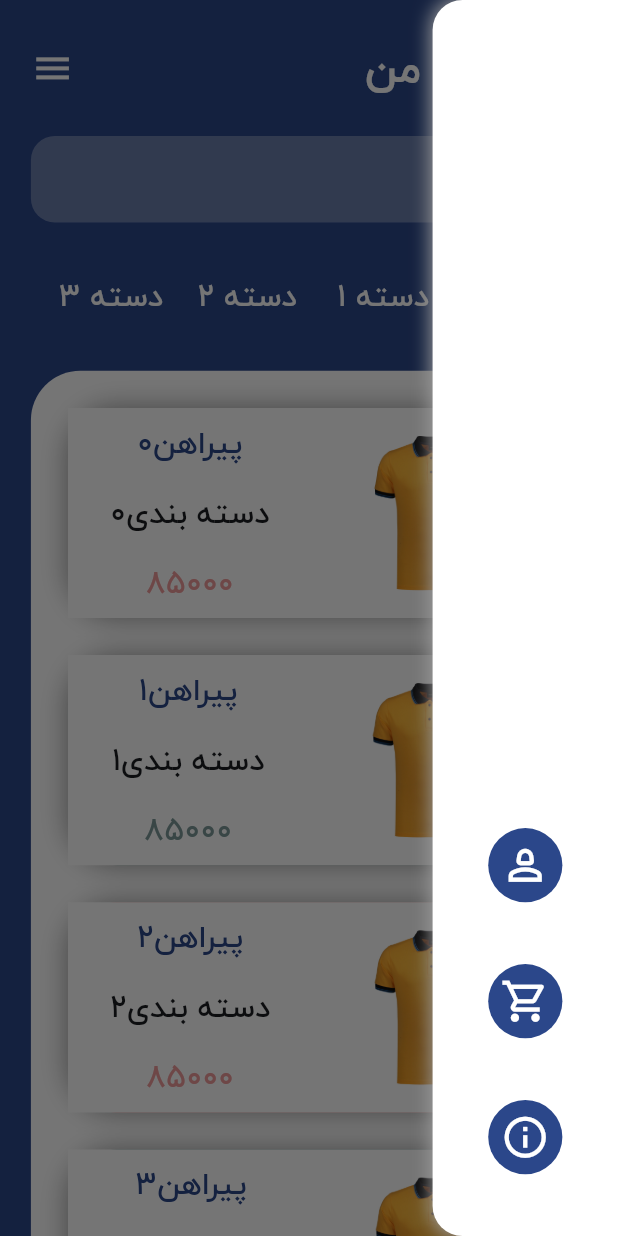
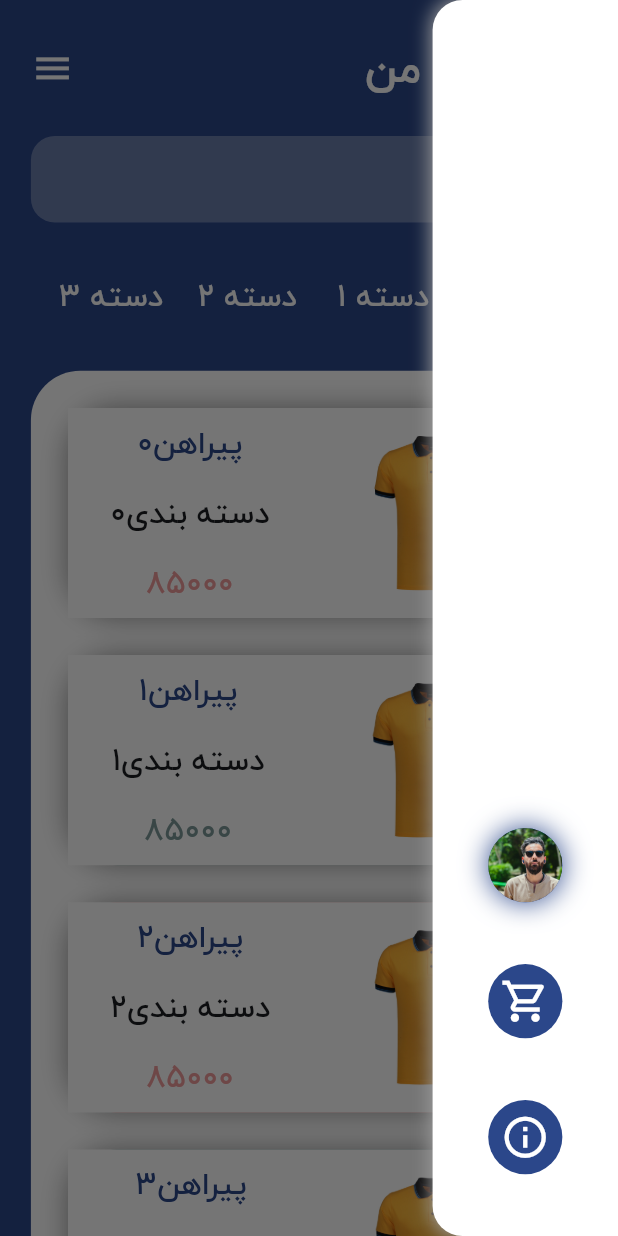
Before and after one commit to pouriashiralipour/online_shop_flutter_backend_with_dart, a Flutter app: the screen it shows after launch, with the side drawer open, on a phone screen of 412 x 824 dp. Run offline on Flutter 3.47's test engine with Material 2 defaults, Android fonts, the phone set to English and light mode, and no system bars.

Commit message:
add anilation for transiation from main screen to profile screen with hero widget

```diff
--- a/lib/home/home_screen.dart
+++ b/lib/home/home_screen.dart
@@ -305,8 +305,10 @@ class _MainScreenState extends State<MainScreen> {
           if (id == 1) {
             Navigator.of(context).pop();
 
-          Navigator.of(context).push(MaterialPageRoute(
-            builder: (context) => const ProfilePage(),
+            Navigator.of(context).push(PageRouteBuilder(
+              transitionDuration: const Duration(milliseconds: 600),
+              pageBuilder: (context, animation, secondaryAnimation) =>
+                  const ProfilePage(),
             ));
           } else if (id == 2) {
             Navigator.of(context).pop();
@@ -320,7 +322,8 @@ class _MainScreenState extends State<MainScreen> {
             ));
           }
         },
-      child: Container(
+        child: id != 1
+            ? Container(
                 padding: EdgeInsets.all(width * 0.02),
                 margin: EdgeInsets.only(bottom: height * 0.05),
                 decoration: const BoxDecoration(
@@ -332,7 +335,27 @@ class _MainScreenState extends State<MainScreen> {
                   color: Colors.white,
                   size: width * 0.08,
                 ),
+              )
+            : Hero(
+                tag: "profilePicture",
+                child: Container(
+                  height: height * 0.06,
+                  width: height * 0.06,
+                  padding: EdgeInsets.all(width * 0.02),
+                  margin: EdgeInsets.only(bottom: height * 0.05),
+                  decoration: const BoxDecoration(
+                      boxShadow: [
+                        BoxShadow(
+                          color: Color(0xFF2b478a),
+                          blurRadius: 15,
+                        )
+                      ],
+                      color: Color(0xFF2b478a),
+                      shape: BoxShape.circle,
+                      image: DecorationImage(
+                          image: AssetImage("assets/images/profile.JPG"),
+                          fit: BoxFit.cover)),
                 ),
-    );
+              ));
   }
 }
--- a/lib/pages/models/profile.dart
+++ b/lib/pages/models/profile.dart
@@ -35,6 +35,8 @@ class _ProfilePageState extends State<ProfilePage> {
           children: [
             Align(
               alignment: Alignment.topCenter,
+              child: Hero(
+                tag: "profilePicture",
                 child: Container(
                   margin: EdgeInsets.only(top: height * 0.15),
                   width: width * 0.25,
@@ -53,6 +55,7 @@ class _ProfilePageState extends State<ProfilePage> {
                     image: const DecorationImage(
                         image: AssetImage("assets/images/profile.JPG"),
                         fit: BoxFit.cover),
+                  ),
                 ),
               ),
             ),
```
Lines whose indentation alone changed are shown as unchanged.
